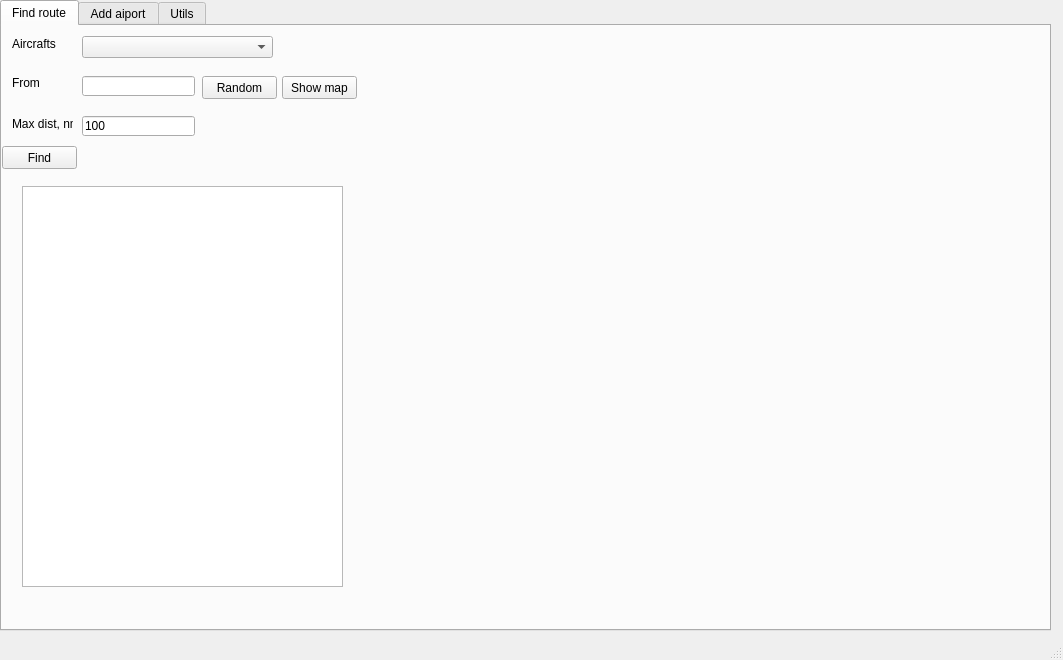
This is views/main.ui in RavenVl/findAeroRace as Qt 5 draws it before an edit. The edited form follows.
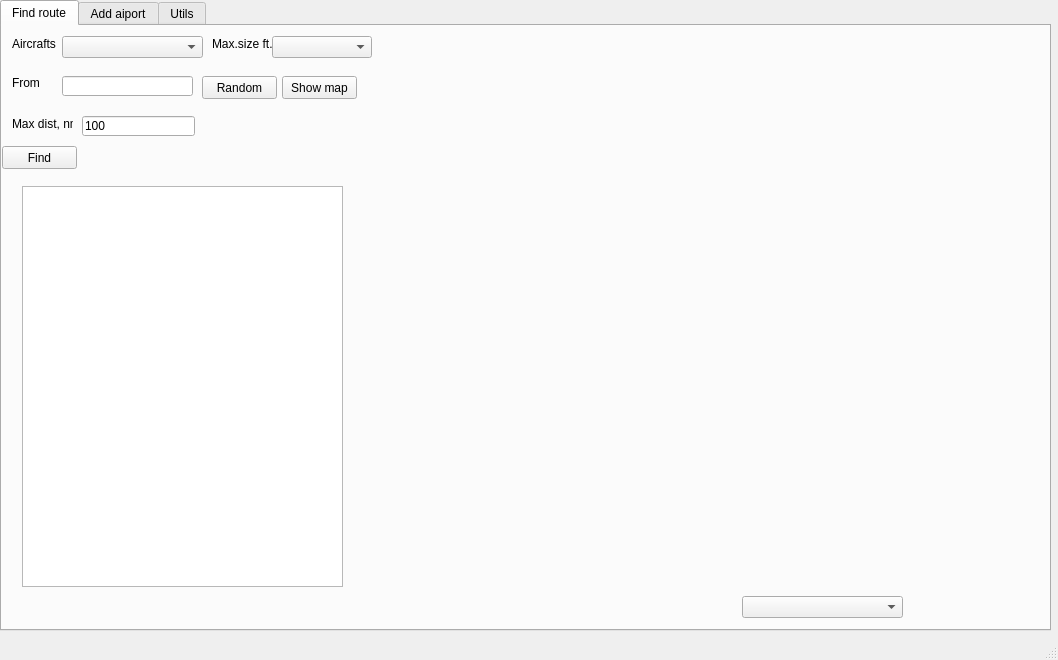
This is the edited form. The open tabs and pages were chosen to show the change. Icons and pictures are not drawn.

```diff
--- a/views/main.ui
+++ b/views/main.ui
@@ -6,7 +6,7 @@
    <rect>
     <x>0</x>
     <y>0</y>
-    <width>1063</width>
+    <width>1058</width>
     <height>660</height>
    </rect>
   </property>
@@ -50,9 +50,9 @@
      <widget class="QLineEdit" name="fromEdit">
       <property name="geometry">
        <rect>
-        <x>80</x>
+        <x>60</x>
         <y>50</y>
-        <width>113</width>
+        <width>131</width>
         <height>20</height>
        </rect>
       </property>
@@ -135,9 +135,9 @@
      <widget class="QComboBox" name="comboBox">
       <property name="geometry">
        <rect>
-        <x>80</x>
+        <x>60</x>
         <y>10</y>
-        <width>191</width>
+        <width>141</width>
         <height>22</height>
        </rect>
       </property>
@@ -145,9 +145,9 @@
      <widget class="QWidget" name="map_widget" native="true">
       <property name="geometry">
        <rect>
-        <x>370</x>
+        <x>380</x>
         <y>20</y>
-        <width>671</width>
+        <width>661</width>
         <height>571</height>
        </rect>
       </property>
@@ -165,6 +165,39 @@
        <string>Show map</string>
       </property>
      </widget>
+     <widget class="QLabel" name="label_16">
+      <property name="geometry">
+       <rect>
+        <x>210</x>
+        <y>10</y>
+        <width>61</width>
+        <height>16</height>
+       </rect>
+      </property>
+      <property name="text">
+       <string>Max.size ft.</string>
+      </property>
+     </widget>
+     <widget class="QComboBox" name="comboBox_2">
+      <property name="geometry">
+       <rect>
+        <x>740</x>
+        <y>570</y>
+        <width>161</width>
+        <height>22</height>
+       </rect>
+      </property>
+     </widget>
+     <widget class="QComboBox" name="comboMaxSize">
+      <property name="geometry">
+       <rect>
+        <x>270</x>
+        <y>10</y>
+        <width>100</width>
+        <height>22</height>
+       </rect>
+      </property>
+     </widget>
     </widget>
     <widget class="QWidget" name="tab_2">
      <attribute name="title">
```
Left out of the diff: 4 changed lines with no effect on the pictures.
